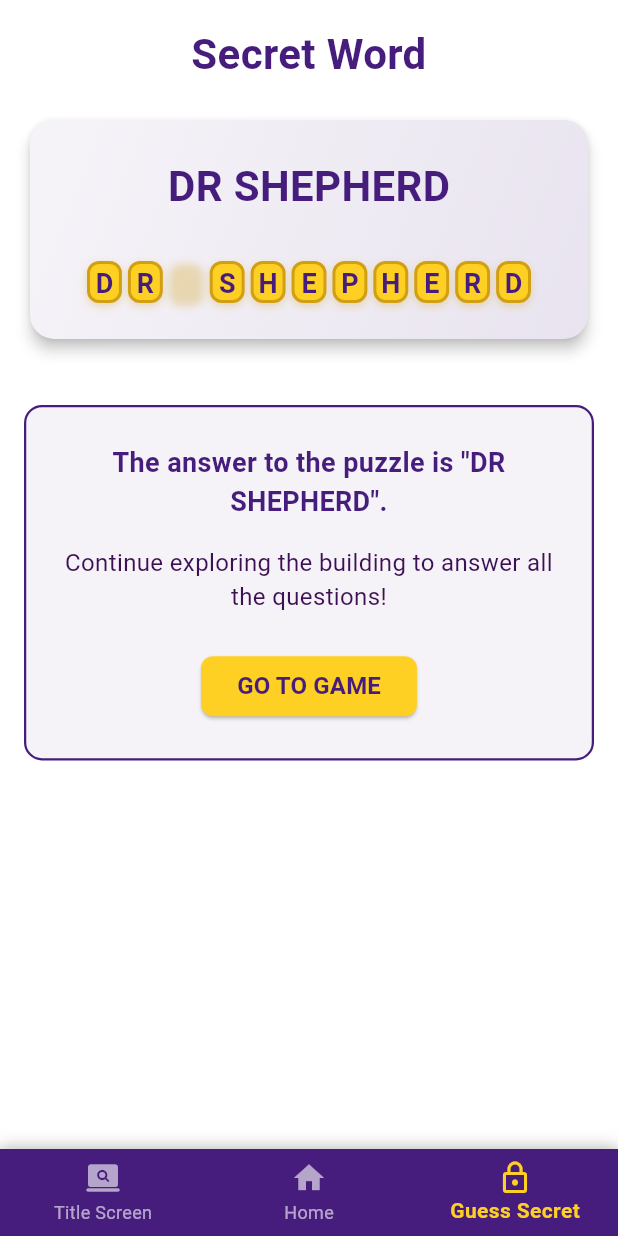
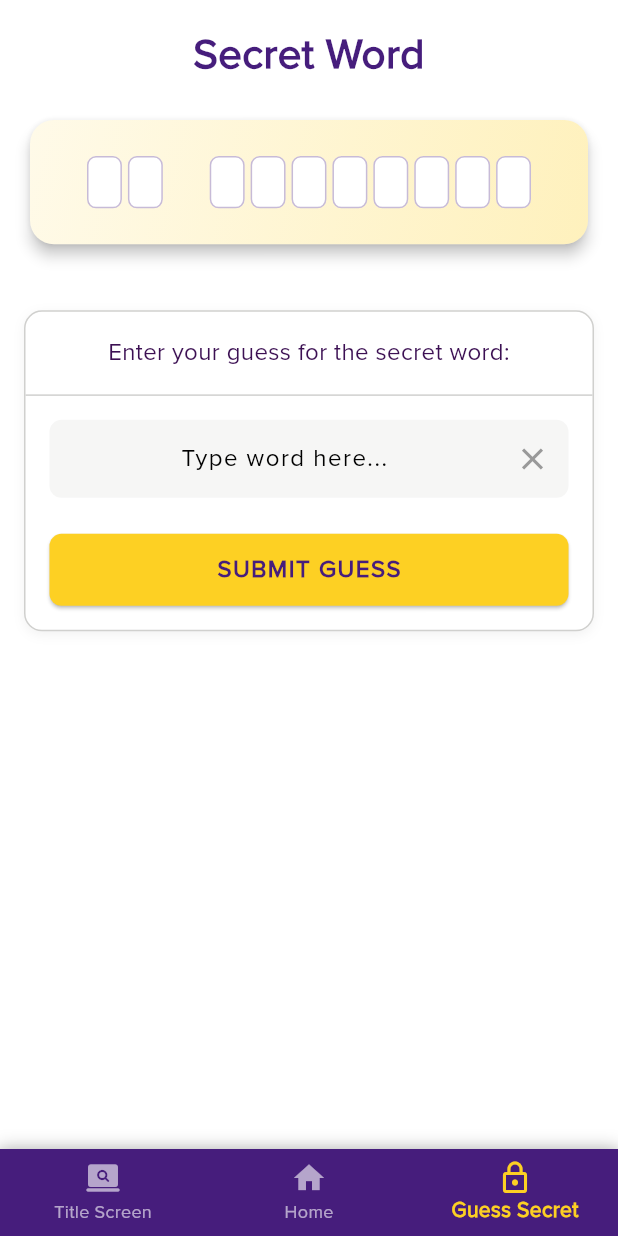
Before and after one commit to AidanEiler/PFTScavengerHunt, a Flutter app: the screen it shows after launch, item 3 of the bottom bar chosen, on a phone screen of 412 x 824 dp. Run offline on Flutter 3.47's test engine with Material 3 defaults, Android fonts, the phone set to English and light mode, and no system bars.

Commit message:
overhauled UI.

```diff
--- a/scavengerhunt/lib/main.dart
+++ b/scavengerhunt/lib/main.dart
@@ -1,4 +1,8 @@
 import 'package:flutter/material.dart';
+
+// Global font choice - change this to switch between fonts
+const String globalFontFamily =
+    'ProximaNova'; // Change to 'ProximaNova' to switch
 
 void main() => runApp(MyApp());
 
@@ -53,7 +57,6 @@ class MyApp extends StatelessWidget {
           primary: LSUColors.purple,
           secondary: LSUColors.gold,
           tertiary: LSUColors.corporatePurple,
-          background: LSUColors.purple,
           surface: LSUColors.lightGray,
         ),
         elevatedButtonTheme: ElevatedButtonThemeData(
@@ -76,7 +79,7 @@ class MyApp extends StatelessWidget {
             borderRadius: BorderRadius.circular(12.0),
           ),
         ),
-        fontFamily: 'Roboto',
+        fontFamily: globalFontFamily,
       ),
       home: MainNavigationScreen(),
     );
@@ -84,6 +87,8 @@ class MyApp extends StatelessWidget {
 }
 
 class MainNavigationScreen extends StatefulWidget {
+  const MainNavigationScreen({super.key});
+
   @override
   _MainNavigationScreenState createState() => _MainNavigationScreenState();
 }
@@ -156,8 +161,8 @@ class _WordGuessDirectScreenState extends State<WordGuessDirectScreen> {
   @override
   void initState() {
     super.initState();
-    // Initialize all letters as revealed for direct access to the answer screen
-    revealedLetters = List.generate(secretWord.length, (index) => true);
+    // Initialize all letters as hidden initially
+    revealedLetters = List.generate(secretWord.length, (index) => false);
   }
 
   @override
@@ -220,6 +225,7 @@ class HomeScreen extends StatelessWidget {
                       fontWeight: FontWeight.bold,
                       color: LSUColors.gold,
                       letterSpacing: 1.2,
+                      fontFamily: globalFontFamily,
                     ),
                     textAlign: TextAlign.center,
                   ),
@@ -233,6 +239,7 @@ class HomeScreen extends StatelessWidget {
                       fontSize: 18,
                       color: Colors.white,
                       height: 1.5,
+                      fontFamily: globalFontFamily,
                     ),
                     textAlign: TextAlign.center,
                   ),
@@ -268,6 +275,7 @@ class HomeScreen extends StatelessWidget {
                           fontSize: 20,
                           fontWeight: FontWeight.bold,
                           letterSpacing: 1.0,
+                          fontFamily: globalFontFamily,
                         ),
                       ),
                       SizedBox(width: 12),
@@ -366,6 +374,52 @@ class _GameScreenState extends State<GameScreen> {
     }
   }
 
+  // Build consistent letter tile for secret word display
+  Widget buildLetterTile(String letter, bool isRevealed, double tileWidth) {
+    return Container(
+      width: tileWidth,
+      height: tileWidth * 1.5,
+      decoration: BoxDecoration(
+        color: letter != ' '
+            ? (isRevealed ? LSUColors.gold : Colors.white)
+            : Colors.transparent,
+        border: Border.all(
+          color: letter == ' '
+              ? Colors.transparent
+              : (isRevealed
+                  ? LSUColors.corporateGold
+                  : LSUColors.purple.withOpacity(0.3)),
+          width: isRevealed ? 2 : 1,
+        ),
+        borderRadius: BorderRadius.circular(6),
+        boxShadow: isRevealed
+            ? [
+                BoxShadow(
+                  color: LSUColors.corporateGold.withOpacity(0.3),
+                  blurRadius: 4,
+                  offset: Offset(0, 2),
+                )
+              ]
+            : null,
+      ),
+      child: Center(
+        child: letter == ' '
+            ? const SizedBox(width: 16)
+            : (isRevealed
+                ? Text(
+                    letter,
+                    style: const TextStyle(
+                      fontSize: 18,
+                      fontWeight: FontWeight.bold,
+                      color: LSUColors.purple,
+                      fontFamily: 'ProximaNova',
+                    ),
+                  )
+                : const Text('')),
+      ),
+    );
+  }
+
   @override
   Widget build(BuildContext context) {
     return Scaffold(
@@ -385,6 +439,7 @@ class _GameScreenState extends State<GameScreen> {
                     fontSize: 24,
                     fontWeight: FontWeight.bold,
                     color: LSUColors.purple,
+                    fontFamily: 'ProximaNova',
                   ),
                   textAlign: TextAlign.center,
                 ),
@@ -429,6 +484,7 @@ class _GameScreenState extends State<GameScreen> {
                               fontSize: 24,
                               fontWeight: FontWeight.bold,
                               color: LSUColors.purple,
+                              fontFamily: globalFontFamily,
                             ),
                           ),
                           const SizedBox(height: 24),
@@ -445,50 +501,10 @@ class _GameScreenState extends State<GameScreen> {
                                 runSpacing: 8,
                                 children: List.generate(
                                   secretWord.length,
-                                  (index) => Container(
-                                    width: tileWidth,
-                                    height: tileWidth * 1.5,
-                                    decoration: BoxDecoration(
-                                      color: secretWord[index] != ' '
-                                          ? (revealedLetters[index]
-                                              ? LSUColors.gold
-                                              : Colors.white)
-                                          : Colors.transparent,
-                                      border: Border.all(
-                                        color: secretWord[index] == ' '
-                                            ? Colors.transparent
-                                            : (revealedLetters[index]
-                                                ? LSUColors.corporateGold
-                                                : LSUColors.purple
-                                                    .withOpacity(0.3)),
-                                        width: revealedLetters[index] ? 2 : 1,
-                                      ),
-                                      borderRadius: BorderRadius.circular(6),
-                                      boxShadow: revealedLetters[index]
-                                          ? [
-                                              BoxShadow(
-                                                color: LSUColors.corporateGold
-                                                    .withOpacity(0.3),
-                                                blurRadius: 4,
-                                                offset: Offset(0, 2),
-                                              )
-                                            ]
-                                          : null,
-                                    ),
-                                    child: Center(
-                                      child: secretWord[index] == ' '
-                                          ? const SizedBox(width: 16)
-                                          : (revealedLetters[index]
-                                              ? Text(
+                                  (index) => buildLetterTile(
                                     secretWord[index],
-                                                  style: const TextStyle(
-                                                    fontSize: 18,
-                                                    fontWeight: FontWeight.bold,
-                                                    color: LSUColors.purple,
-                                                  ),
-                                                )
-                                              : const Text('')),
-                                    ),
+                                    revealedLetters[index],
+                                    tileWidth,
                                   ),
                                 ),
                               );
@@ -508,6 +524,7 @@ class _GameScreenState extends State<GameScreen> {
                                 color: LSUColors.corporatePurple,
                                 fontSize: 14,
                                 fontWeight: FontWeight.w500,
+                                fontFamily: 'ProximaNova',
                               ),
                             ),
                           ),
@@ -548,6 +565,7 @@ class _GameScreenState extends State<GameScreen> {
                             fontSize: 24,
                             fontWeight: FontWeight.bold,
                             color: LSUColors.purple,
+                            fontFamily: 'ProximaNova',
                           ),
                         ),
                         const SizedBox(height: 20),
@@ -571,6 +589,7 @@ class _GameScreenState extends State<GameScreen> {
                                     fontWeight: FontWeight.bold,
                                     color: LSUColors.purple,
                                     fontSize: 16,
+                                    fontFamily: 'ProximaNova',
                                   ),
                                 ),
                                 subtitle: Padding(
@@ -693,6 +712,7 @@ class _QuestionDetailScreenState extends State<QuestionDetailScreen> {
           style: TextStyle(
             fontWeight: FontWeight.bold,
             color: LSUColors.gold,
+            fontFamily: 'ProximaNova',
           ),
         ),
         leading: IconButton(
@@ -730,6 +750,7 @@ class _QuestionDetailScreenState extends State<QuestionDetailScreen> {
                       fontSize: 18,
                       height: 1.5,
                       color: LSUColors.black,
+                      fontFamily: 'ProximaNova',
                     ),
                   ),
                 ),
@@ -759,7 +780,7 @@ class _QuestionDetailScreenState extends State<QuestionDetailScreen> {
                   contentPadding:
                       EdgeInsets.symmetric(horizontal: 16, vertical: 16),
                 ),
-                style: TextStyle(fontSize: 16),
+                style: TextStyle(fontSize: 16, fontFamily: globalFontFamily),
                 onSubmitted: (_) => submitAnswer(),
               ),
               const SizedBox(height: 20),
@@ -777,6 +798,7 @@ class _QuestionDetailScreenState extends State<QuestionDetailScreen> {
                   style: TextStyle(
                     fontSize: 18,
                     fontWeight: FontWeight.bold,
+                    fontFamily: 'ProximaNova',
                   ),
                 ),
               ),
@@ -842,6 +864,7 @@ class _QuestionDetailScreenState extends State<QuestionDetailScreen> {
                     fontSize: 16,
                     fontWeight: FontWeight.w600,
                     color: LSUColors.purple,
+                    fontFamily: 'ProximaNova',
                   ),
                 ),
               ),
@@ -870,31 +893,38 @@ class WordGuessScreen extends StatefulWidget {
 }
 
 class _WordGuessScreenState extends State<WordGuessScreen> {
+  late List<bool> _revealedLetters;
   final TextEditingController guessController = TextEditingController();
   String feedbackMessage = '';
   bool isCorrect = false;
 
-  List<Widget> _buildLetterTiles(double tileWidth) {
-    return List.generate(
-      widget.secretWord.length,
-      (index) => Container(
+  @override
+  void initState() {
+    super.initState();
+    // Initialize revealed letters based on what was passed in
+    _revealedLetters = List.from(widget.revealedLetters);
+  }
+
+  // Build consistent letter tile for secret word display (matching GameScreen)
+  Widget buildLetterTile(String letter, bool isRevealed, double tileWidth) {
+    return Container(
+      width: tileWidth,
+      height: tileWidth * 1.5,
       margin: const EdgeInsets.symmetric(horizontal: 2),
-        width: tileWidth,
-        height: tileWidth * 1.2,
       decoration: BoxDecoration(
-          color: widget.secretWord[index] != ' '
-              ? (widget.revealedLetters[index] ? LSUColors.gold : Colors.white)
+        color: letter != ' '
+            ? (isRevealed ? LSUColors.gold : Colors.white)
             : Colors.transparent,
         border: Border.all(
-            color: widget.secretWord[index] == ' '
+          color: letter == ' '
               ? Colors.transparent
-                : (widget.revealedLetters[index]
+              : (isRevealed
                   ? LSUColors.corporateGold
                   : LSUColors.purple.withOpacity(0.3)),
-            width: widget.revealedLetters[index] ? 2 : 1,
+          width: isRevealed ? 2 : 1,
         ),
-          borderRadius: BorderRadius.circular(8),
-          boxShadow: widget.revealedLetters[index]
+        borderRadius: BorderRadius.circular(6),
+        boxShadow: isRevealed
             ? [
                 BoxShadow(
                   color: LSUColors.corporateGold.withOpacity(0.3),
@@ -905,19 +935,19 @@ class _WordGuessScreenState extends State<WordGuessScreen> {
             : null,
       ),
       child: Center(
-          child: widget.secretWord[index] == ' '
+        child: letter == ' '
             ? const SizedBox(width: 16)
-              : (widget.revealedLetters[index]
+            : (isRevealed
                 ? Text(
-                      widget.secretWord[index],
+                    letter,
                     style: const TextStyle(
                       fontSize: 18,
                       fontWeight: FontWeight.bold,
                       color: LSUColors.purple,
+                      fontFamily: 'Comic Sans MS',
                     ),
                   )
                 : const Text('')),
-        ),
       ),
     );
   }
@@ -928,6 +958,9 @@ class _WordGuessScreenState extends State<WordGuessScreen> {
       setState(() {
         isCorrect = true;
         feedbackMessage = 'Congratulations! You got it right!';
+        // Reveal all letters when guessed correctly
+        _revealedLetters =
+            List.generate(widget.secretWord.length, (index) => true);
       });
     } else {
       setState(() {
@@ -949,6 +982,7 @@ class _WordGuessScreenState extends State<WordGuessScreen> {
                 style: TextStyle(
                   fontWeight: FontWeight.bold,
                   color: LSUColors.gold,
+                  fontFamily: 'ProximaNova',
                 ),
               ),
               leading: IconButton(
@@ -971,6 +1005,7 @@ class _WordGuessScreenState extends State<WordGuessScreen> {
                       fontSize: 28,
                       fontWeight: FontWeight.bold,
                       color: LSUColors.purple,
+                      fontFamily: 'ProximaNova',
                     ),
                     textAlign: TextAlign.center,
                   ),
@@ -989,40 +1024,33 @@ class _WordGuessScreenState extends State<WordGuessScreen> {
                         begin: Alignment.topLeft,
                         end: Alignment.bottomRight,
                         colors: [
-                          LSUColors.purple.withOpacity(0.05),
-                          LSUColors.purple.withOpacity(0.12),
+                          LSUColors.gold.withOpacity(0.1),
+                          LSUColors.gold.withOpacity(0.3),
                         ],
                       ),
                       borderRadius: BorderRadius.circular(16),
                     ),
                     child: Column(
                       children: [
-                        const Text(
-                          'DR SHEPHERD',
-                          style: TextStyle(
-                            fontSize: 28,
-                            fontWeight: FontWeight.bold,
-                            color: LSUColors.purple,
-                          ),
-                        ),
-                        const SizedBox(height: 30),
                         LayoutBuilder(
                           builder: (context, constraints) {
-                            // Calculate a smaller fixed tile width to ensure all characters fit on one line
-                            double availableWidth = constraints.maxWidth -
-                                24; // Account for padding
+                            double availableWidth = constraints.maxWidth - 24;
                             double tileWidth =
-                                (availableWidth / widget.secretWord.length) -
-                                    4; // 4 for the margin
-
-                            // Set a maximum tile width to prevent them from being too large
+                                (availableWidth / widget.secretWord.length) - 4;
                             tileWidth = tileWidth > 30 ? 30 : tileWidth;
 
                             return SingleChildScrollView(
                               scrollDirection: Axis.horizontal,
                               child: Row(
                                 mainAxisAlignment: MainAxisAlignment.center,
-                                children: _buildLetterTiles(tileWidth),
+                                children: List.generate(
+                                  widget.secretWord.length,
+                                  (index) => buildLetterTile(
+                                    widget.secretWord[index],
+                                    _revealedLetters[index],
+                                    tileWidth,
+                                  ),
+                                ),
                               ),
                             );
                           },
@@ -1033,7 +1061,7 @@ class _WordGuessScreenState extends State<WordGuessScreen> {
                 ),
                 const SizedBox(height: 40),
                 if (!isCorrect &&
-                    !widget.revealedLetters.every((element) => element)) ...[
+                    !_revealedLetters.every((element) => element)) ...[
                   Container(
                     decoration: BoxDecoration(
                       color: Colors.white,
@@ -1057,6 +1085,7 @@ class _WordGuessScreenState extends State<WordGuessScreen> {
                               fontSize: 16,
                               fontWeight: FontWeight.w500,
                               color: LSUColors.corporatePurple,
+                              fontFamily: 'ProximaNova',
                             ),
                             textAlign: TextAlign.center,
                           ),
@@ -1093,6 +1122,7 @@ class _WordGuessScreenState extends State<WordGuessScreen> {
                             style: TextStyle(
                               fontSize: 16,
                               letterSpacing: 1.0,
+                              fontFamily: 'ProximaNova',
                             ),
                             textCapitalization: TextCapitalization.characters,
                             textAlign: TextAlign.center,
@@ -1121,6 +1151,7 @@ class _WordGuessScreenState extends State<WordGuessScreen> {
                                 fontSize: 16,
                                 fontWeight: FontWeight.bold,
                                 letterSpacing: 1.0,
+                                fontFamily: 'ProximaNova',
                               ),
                             ),
                           ),
@@ -1129,24 +1160,26 @@ class _WordGuessScreenState extends State<WordGuessScreen> {
                     ),
                   ),
                 ],
-                if (widget.revealedLetters.every((element) => element) &&
+                if (_revealedLetters.every((element) => element) &&
                     !isCorrect) ...[
                   Container(
                     width: double.infinity,
                     padding: const EdgeInsets.all(24),
                     decoration: BoxDecoration(
-                      color: LSUColors.purple.withOpacity(0.05),
+                      color: LSUColors.gold.withOpacity(0.05),
                       borderRadius: BorderRadius.circular(12),
-                      border: Border.all(color: LSUColors.purple, width: 1.5),
+                      border: Border.all(
+                          color: LSUColors.corporateGold, width: 1.5),
                     ),
                     child: Column(
                       children: [
                         Text(
-                          'The answer to the puzzle is "DR SHEPHERD".',
+                          'All letters revealed!',
                           style: TextStyle(
                             fontSize: 18,
                             fontWeight: FontWeight.bold,
-                            color: LSUColors.purple,
+                            color: LSUColors.corporatePurple,
+                            fontFamily: 'ProximaNova',
                           ),
                           textAlign: TextAlign.center,
                         ),
@@ -1156,6 +1189,7 @@ class _WordGuessScreenState extends State<WordGuessScreen> {
                           style: TextStyle(
                             fontSize: 16,
                             color: LSUColors.corporatePurple,
+                            fontFamily: 'ProximaNova',
                           ),
                           textAlign: TextAlign.center,
                         ),
@@ -1177,6 +1211,7 @@ class _WordGuessScreenState extends State<WordGuessScreen> {
                               style: TextStyle(
                                 fontSize: 16,
                                 fontWeight: FontWeight.bold,
+                                fontFamily: 'ProximaNova',
                               ),
                             ),
                           ),
@@ -1208,6 +1243,7 @@ class _WordGuessScreenState extends State<WordGuessScreen> {
                             color: Colors.green,
                             fontWeight: FontWeight.bold,
                             fontSize: 24,
+                            fontFamily: 'ProximaNova',
                           ),
                         ),
                         SizedBox(height: 8),
@@ -1216,6 +1252,7 @@ class _WordGuessScreenState extends State<WordGuessScreen> {
                           style: TextStyle(
                             color: Colors.green,
                             fontSize: 16,
+                            fontFamily: 'ProximaNova',
                           ),
                           textAlign: TextAlign.center,
                         ),
@@ -1239,6 +1276,7 @@ class _WordGuessScreenState extends State<WordGuessScreen> {
                                 fontSize: 16,
                                 fontWeight: FontWeight.w600,
                                 color: Colors.green,
+                                fontFamily: 'ProximaNova',
                               ),
                             ),
                           ),
@@ -1259,6 +1297,7 @@ class _WordGuessScreenState extends State<WordGuessScreen> {
                               style: TextStyle(
                                 fontSize: 16,
                                 fontWeight: FontWeight.bold,
+                                fontFamily: 'ProximaNova',
                               ),
                             ),
                           ),
@@ -1269,7 +1308,7 @@ class _WordGuessScreenState extends State<WordGuessScreen> {
                 ],
                 if (feedbackMessage.isNotEmpty &&
                     !isCorrect &&
-                    !widget.revealedLetters.every((element) => element))
+                    !_revealedLetters.every((element) => element))
                   Container(
                     margin: const EdgeInsets.only(top: 24),
                     padding: const EdgeInsets.symmetric(
@@ -1299,6 +1338,7 @@ class _WordGuessScreenState extends State<WordGuessScreen> {
                               color: Colors.red,
                               fontWeight: FontWeight.bold,
                               fontSize: 16,
+                              fontFamily: 'ProximaNova',
                             ),
                           ),
                         ),
```
Also changed, not shown: scavengerhunt/pubspec.yaml (+18 -31 lines), scavengerhunt/Assets/LSU.png, scavengerhunt/fonts/proximanova_regular.ttf (added), 4 other files. Lines whose indentation alone changed are shown as unchanged.
